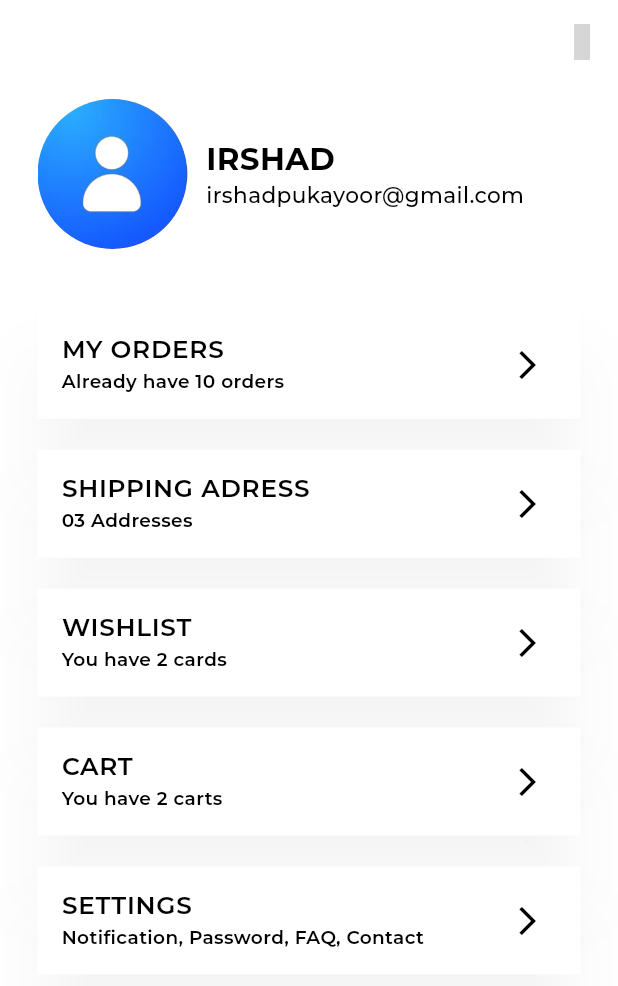
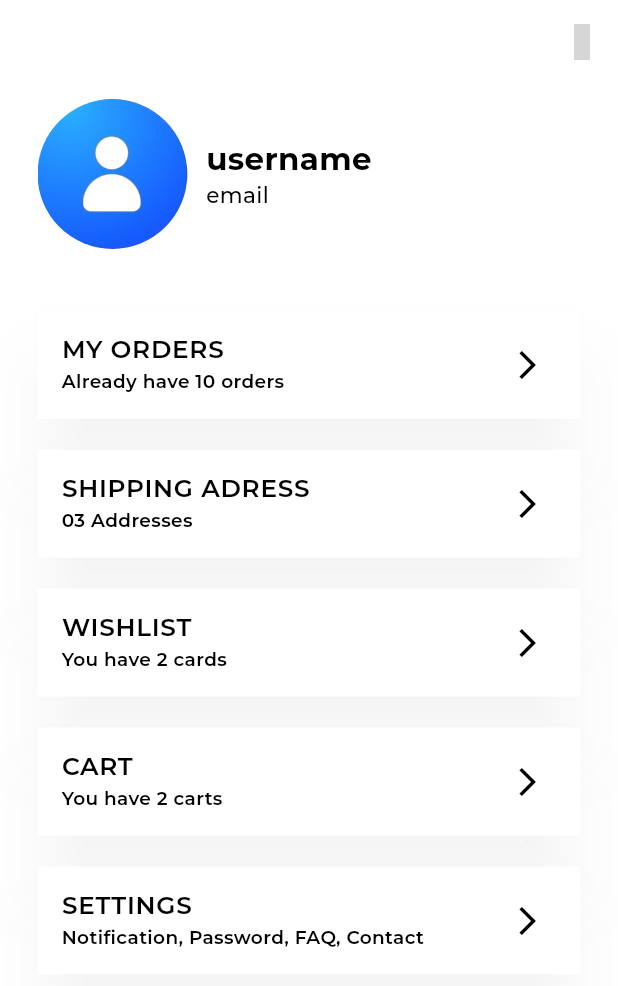
Before and after one commit to IrshadPeruvallur/ecommerce_app_api, a Flutter app: the ProfileTab screen opened directly, on a phone screen of 412 x 824 dp. Shown: the top 986 px of the screen. Run offline on Flutter 3.47's test engine with Material 3 defaults, Android fonts, the phone set to English and light mode, and no system bars; our stand-ins replace dio, dot_navigation_bar, email_validator, google_fonts, readmore, shared_preferences; missing offline and left inert: enefty_icons; accounts and stored records are empty; network calls fail; grey boxes are pictures that could not be loaded.

Commit message:
complete user info

```diff
--- a/lib/controller/user_provider.dart
+++ b/lib/controller/user_provider.dart
@@ -1,6 +1,7 @@
 import 'dart:developer';
 
 import 'package:ecommerce_api/model/user_model.dart';
+import 'package:ecommerce_api/service/store.dart';
 import 'package:ecommerce_api/service/user_service.dart';
 import 'package:flutter/material.dart';
 
@@ -9,8 +10,11 @@ class UserProvider extends ChangeNotifier {
   TextEditingController emailController = TextEditingController();
   TextEditingController passwordController = TextEditingController();
   final UserService _userService = UserService();
+  final StoreService _storeService = StoreService();
   String? userStatusCode;
   String? createdStatusCode;
+  String username = '';
+  String email = '';
   createUser(UserModel userInfo) async {
     await _userService.createUser(userInfo);
     createdStatusCode = _userService.createdStatusCode;
@@ -22,4 +26,10 @@ class UserProvider extends ChangeNotifier {
     userStatusCode = _userService.userStatusCode;
     notifyListeners();
   }
+
+  setUserData() async {
+    username = await _storeService.getValues('username');
+    email = await _storeService.getValues('email');
+    notifyListeners();
+  }
 }
--- a/lib/service/user_service.dart
+++ b/lib/service/user_service.dart
@@ -39,9 +39,14 @@ class UserService {
         log('User Logged in');
         final tokenId = response.data['token'];
         final userId = response.data['user']['_id'];
+        final username = response.data['user']['username'];
+        final email = response.data['user']['email'];
 
-        store.setToken(tokenId);
-        store.setUserId(userId);
+        store.setKeys('tokenId', tokenId);
+        store.setKeys('userId', userId);
+        store.setKeys('username', username);
+        store.setKeys('email', email);
+        // store.setUserId(userId);+-
       } else if (response.statusCode == 500) {
         log('User login failed');
         return null;
--- a/lib/view/login_pages/login.dart
+++ b/lib/view/login_pages/login.dart
@@ -110,8 +110,9 @@ class LoginPage extends StatelessWidget {
 
     try {
       await getProvider.userLogin(userInfo);
-      final tokenId = getStore.getToken();
+      final tokenId = await getStore.getToken('tokenId');
       if (getProvider.userStatusCode == "200" && tokenId != null) {
+        await getProvider.setUserData();
         showSuccessSnackbar(context, 'Successfully logged in!');
         Navigator.push(
             context, MaterialPageRoute(builder: (context) => MainPage()));
--- a/lib/view/tabs/profile.dart
+++ b/lib/view/tabs/profile.dart
@@ -1,4 +1,9 @@
+import 'dart:developer';
+
 import 'package:ecommerce_api/controller/store_provider.dart';
+import 'package:ecommerce_api/controller/user_provider.dart';
+import 'package:ecommerce_api/model/user_model.dart';
+import 'package:ecommerce_api/view/blank_page.dart';
 import 'package:ecommerce_api/view/tabs/cart_tab.dart';
 import 'package:ecommerce_api/view/tabs/profile_pages/settings.dart';
 import 'package:ecommerce_api/view/tabs/wishlist_tab.dart';
@@ -11,6 +16,7 @@ import 'package:provider/provider.dart';
 
 class ProfileTab extends StatelessWidget {
   ProfileTab({super.key});
+
   final List listTitles = [
     'my orders',
     'shipping adress',
@@ -18,6 +24,7 @@ class ProfileTab extends StatelessWidget {
     'cart',
     'settings',
   ];
+
   final List listSubTitles = [
     'Already have 10 orders',
     '03 Addresses',
@@ -25,13 +32,21 @@ class ProfileTab extends StatelessWidget {
     'You have 2 carts',
     'Notification, Password, FAQ, Contact',
   ];
+
   final List<Widget> listTabs = [
-    SettingsPage(),
-    SettingsPage(),
+    BlankPage(name: 'MY ORDERS'),
+    BlankPage(
+      name: 'SHIPPING ADRESS',
+    ),
     WishListTab(),
     CartTab(),
     SettingsPage(),
   ];
+
+  String? username;
+
+  String? email;
+
   @override
   Widget build(BuildContext context) {
     Size size = MediaQuery.of(context).size;
@@ -65,20 +80,26 @@ class ProfileTab extends StatelessWidget {
                 Column(
                   crossAxisAlignment: CrossAxisAlignment.start,
                   children: [
-                    Text(
-                      "irshad".toUpperCase(),
+                    Consumer<UserProvider>(builder: (context, value, child) {
+                      return Text(
+                        value.username.isEmpty
+                            ? 'username'
+                            : value.username.toUpperCase(),
                         style: GoogleFonts.montserrat(
                           fontWeight: FontWeight.bold,
                           fontSize: size.width * .05,
                         ),
-                    ),
-                    Text(
-                      "irshadpukayoor@gmail.com",
+                      );
+                    }),
+                    Consumer<UserProvider>(builder: (context, value, child) {
+                      return Text(
+                        value.email.isEmpty ? 'email' : value.email,
                         style: TextStyle(
                           fontWeight: FontWeight.w500,
                           fontSize: size.width * .035,
                         ),
-                    )
+                      );
+                    })
                   ],
                 ),
               ],
@@ -153,4 +174,13 @@ class ProfileTab extends StatelessWidget {
 
     showSuccessSnackbar(context, 'Log out Successfully');
   }
+
+  // Future<void> getUserData(context) async {
+  //   final getStore = Provider.of<StoreProvider>(context, listen: false);
+  //   final username = await getStore.getToken('username');
+  //   final email = await getStore.getToken('email');
+  //   log(username);
+
+  //   // UserModel(username: username, email: email);
+  // }
 }
--- a/lib/view/tabs/profile_pages/settings.dart
+++ b/lib/view/tabs/profile_pages/settings.dart
@@ -1,4 +1,5 @@
 import 'package:ecommerce_api/controller/pages_controller/setting_page_controller.dart';
+import 'package:ecommerce_api/controller/user_provider.dart';
 import 'package:ecommerce_api/view/blank_page.dart';
 import 'package:enefty_icons/enefty_icons.dart';
 import 'package:flutter/material.dart';
@@ -57,19 +58,24 @@ class SettingsPage extends StatelessWidget {
                   )
                 ],
               ),
-              Consumer<SettingsProvider>(builder: (context, value, child) {
+              Consumer2<SettingsProvider, UserProvider>(
+                  builder: (context, value, user, child) {
                 return textFormFieldBox(
-                    value.isUsernameEdit, size, "Irshad", 'Username');
+                    value.isUsernameEdit,
+                    size,
+                    user.username.isEmpty ? 'username' : user.username,
+                    'Username');
               }),
               SizedBox(
                 height: size.width * .05,
               ),
-              Consumer<SettingsProvider>(builder: (context, value, child) {
+              Consumer2<SettingsProvider, UserProvider>(
+                  builder: (context, value, user, child) {
                 return textFormFieldBox(
                   value.isUsernameEdit,
                   size,
-                  'irshadpukayoor@gmail.com',
-                  'Username',
+                  user.email.isEmpty ? 'email' : user.email,
+                  'email',
                 );
               }),
               SizedBox(
--- a/lib/view/welcome/welcome.dart
+++ b/lib/view/welcome/welcome.dart
@@ -1,4 +1,5 @@
 import 'package:ecommerce_api/controller/store_provider.dart';
+import 'package:ecommerce_api/controller/user_provider.dart';
 import 'package:ecommerce_api/view/tabs/home.dart';
 import 'package:ecommerce_api/view/login_pages/login.dart';
 import 'package:ecommerce_api/view/main_screen.dart';
@@ -63,8 +64,10 @@ class Welcome extends StatelessWidget {
   }
 
   checkLogin(context) async {
+    final getProvider = Provider.of<UserProvider>(context, listen: false);
     final userLoggedIn =
-        await Provider.of<StoreProvider>(context, listen: false).getToken();
+        await Provider.of<StoreProvider>(context, listen: false)
+            .getToken('tokenId');
     if (userLoggedIn == null) {
       Navigator.push(
         context,
@@ -73,6 +76,7 @@ class Welcome extends StatelessWidget {
         ),
       );
     } else {
+      await getProvider.setUserData();
       Navigator.pushReplacement(
         context,
         MaterialPageRoute(
--- a/lib/view/widgets/home_widget.dart
+++ b/lib/view/widgets/home_widget.dart
@@ -111,7 +111,7 @@ Future toWishList(context, product) async {
   final store = await Provider.of<StoreProvider>(context, listen: false);
 
   final userId = await store.getUserId();
-  final token = await store.getToken();
+  final token = await store.getToken('tokenId');
   // log(token);
   // log(userId);
 
```
Also changed, not shown: lib/controller/store_provider.dart (+5 -5 lines), lib/service/store.dart (+5 -5 lines), lib/view/tabs/home.dart (+6 -11 lines). Lines whose indentation alone changed are shown as unchanged.
